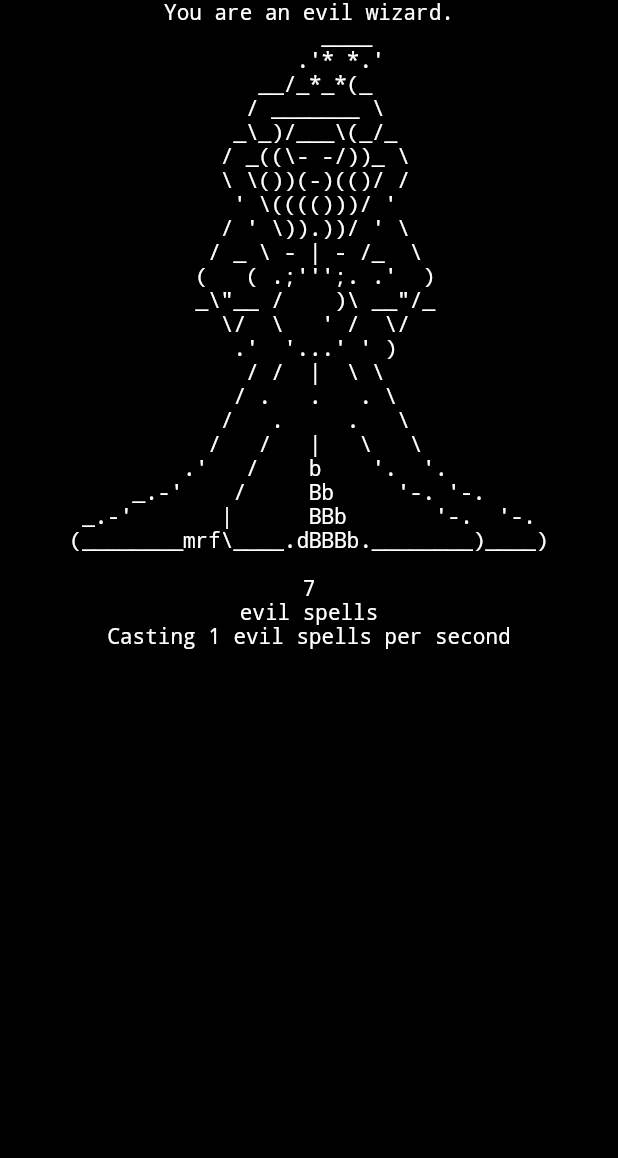
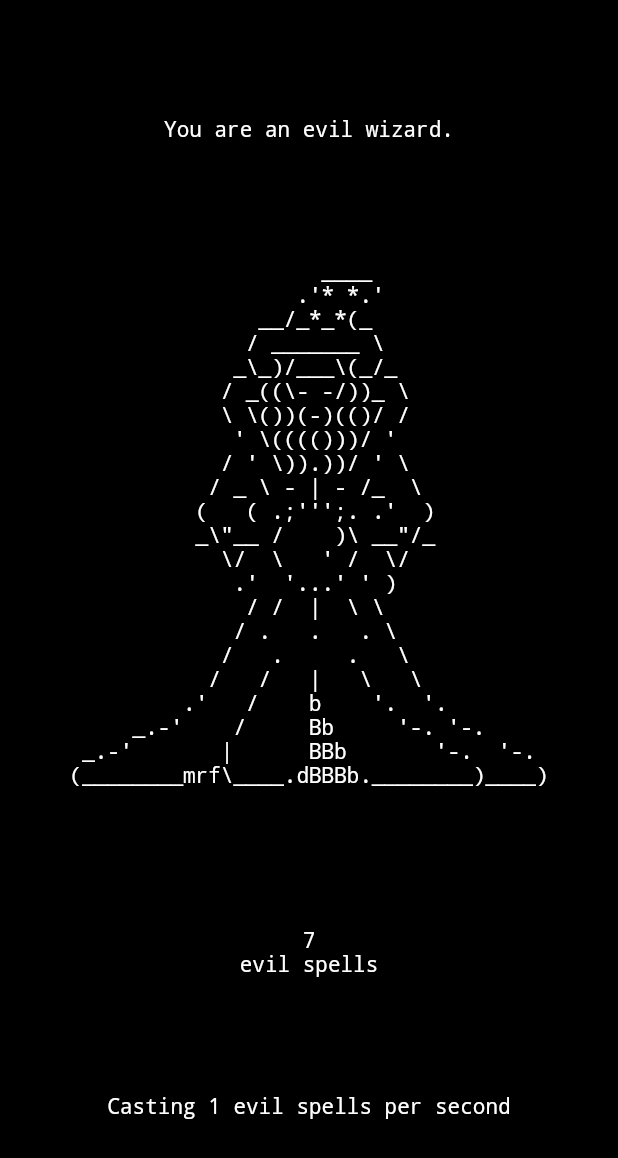
Before and after one commit to milorodrigues/evil_wizard_idle_game, a Flutter app: the screen it shows after launch, on a phone screen of 412 x 824 dp. Shown: the top 1158 px of the screen. Run offline on Flutter 3.47's test engine with Material 2 defaults, Android fonts, the phone set to English and light mode, and no system bars.

Commit message:
Formatting

```diff
--- a/lib/main.dart
+++ b/lib/main.dart
@@ -40,6 +40,12 @@ class GameState extends State<Game>{
       home: const MainPage(),
     );
   }
+
+  @override
+  void dispose(){
+    GameState.timer?.cancel();
+    super.dispose();
+  }
 }
 
 class MainPage extends StatelessWidget {
@@ -54,10 +60,15 @@ class MainPage extends StatelessWidget {
           child: Column(
             crossAxisAlignment: CrossAxisAlignment.center,
             children: const [
+              Spacer(),
               Text('You are an evil wizard.'),
+              Spacer(),
               Text(Assets.asciiWizard),
+              Spacer(),
               SpellsWidget(),
+              Spacer(),
               IncreaseInfoWidget(),
+              Spacer(),
             ],
           ),
         ),
```
Also changed, not shown: images/readme_image_202303081823.png (added), 1 other file.
